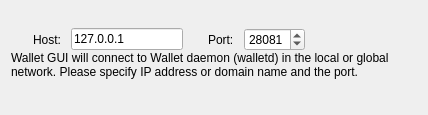
Before: the Qt Designer form src/connectionoptionsframe.ui in BitsumFoundation/bitsum-gui, drawn with Qt 5.
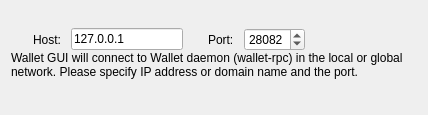
After: the same form once the commit is applied.

What changed in the file:
```diff
--- a/src/connectionoptionsframe.ui
+++ b/src/connectionoptionsframe.ui
@@ -109,7 +109,7 @@
         <number>65535</number>
        </property>
        <property name="value">
-        <number>28081</number>
+        <number>28082</number>
        </property>
       </widget>
      </item>
@@ -143,7 +143,7 @@
       </size>
      </property>
      <property name="text">
-      <string>&lt;html&gt;&lt;head/&gt;&lt;body&gt;&lt;p&gt;Wallet GUI will connect to Wallet daemon (walletd) in the local or global network. Please specify IP address or domain name and the port.&lt;/p&gt;&lt;/body&gt;&lt;/html&gt;</string>
+      <string>&lt;html&gt;&lt;head/&gt;&lt;body&gt;&lt;p&gt;Wallet GUI will connect to Wallet daemon (wallet-rpc) in the local or global network. Please specify IP address or domain name and the port.&lt;/p&gt;&lt;/body&gt;&lt;/html&gt;</string>
      </property>
      <property name="alignment">
       <set>Qt::AlignLeading|Qt::AlignLeft|Qt::AlignTop</set>
```
